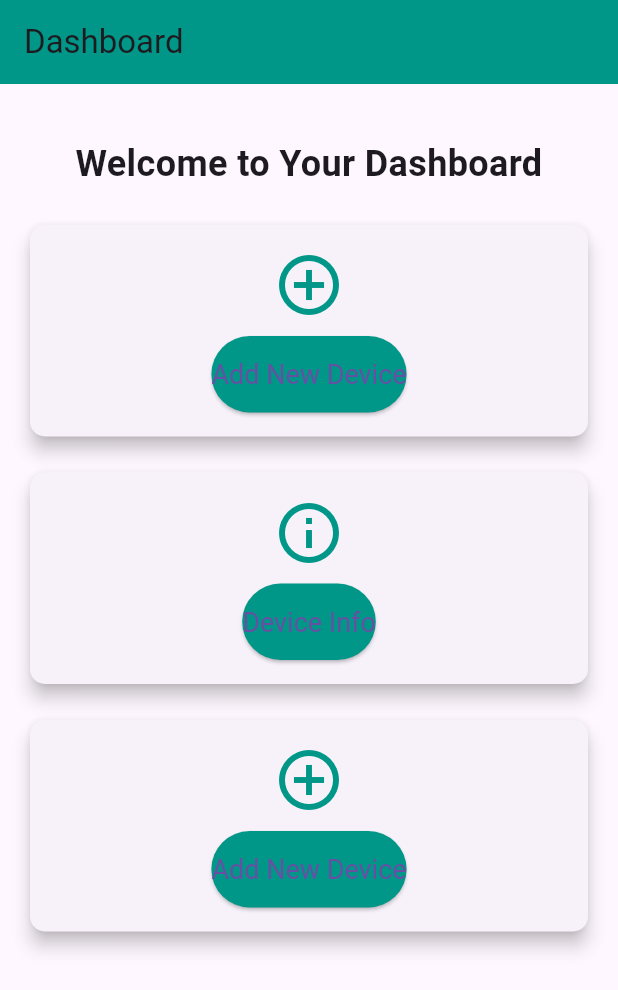
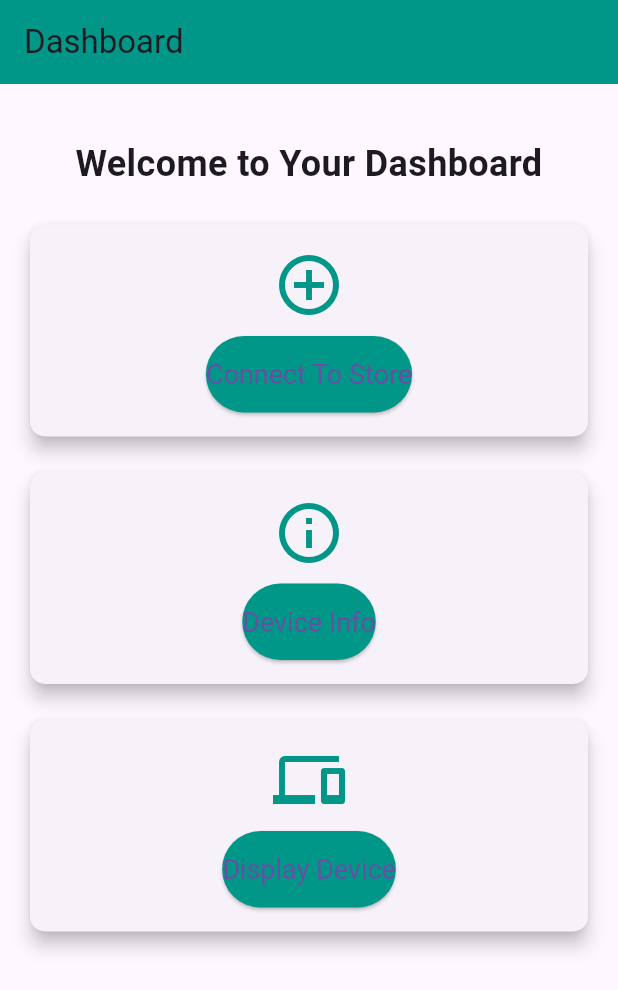
Before and after one commit to sonaincry/Device-Info, a Flutter app: the screen it shows after launch, on a phone screen of 412 x 824 dp. Shown: the top 990 px of the screen. Run offline on Flutter 3.47's test engine with Material 3 defaults, Android fonts, the light colour scheme and no system bars; our stand-ins replace device_info_plus, dio, fl_chart, flutter_screenutil, flutter_secure_storage, permission_handler and 1 more; missing offline and left inert: android_id; network calls fail.

Commit message:
update connect device, show display

```diff
--- a/lib/main.dart
+++ b/lib/main.dart
@@ -25,7 +25,7 @@ class MyApp extends StatelessWidget {
     return ScreenUtilInit(
       designSize: Size(360, 690),
       builder: (context, child) => MaterialApp(
-        home: DashboardScreen(deviceId: 0),
+        home: DashboardScreen(),
       ),
     );
   }
--- /dev/null
+++ b/lib/models/display.dart
@@ -0,0 +1,75 @@
+class Display {
+  final int displayId;
+  final int storeDeviceId;
+  final int? menuId;
+  final int collectionId;
+  final int templateId;
+  final int activeHour;
+  final bool isChanged;
+  final String displayImgPath;
+  final Template template;
+  final bool isDeleted;
+
+  Display({
+    required this.displayId,
+    required this.storeDeviceId,
+    this.menuId,
+    required this.collectionId,
+    required this.templateId,
+    required this.activeHour,
+    required this.isChanged,
+    required this.displayImgPath,
+    required this.template,
+    required this.isDeleted,
+  });
+
+  factory Display.fromJson(Map<String, dynamic> json) {
+    return Display(
+      displayId: json['displayId'],
+      storeDeviceId: json['storeDeviceId'],
+      menuId: json['menuId'],
+      collectionId: json['collectionId'],
+      templateId: json['templateId'],
+      activeHour: json['activeHour'],
+      isChanged: json['isChanged'],
+      displayImgPath: json['displayImgPath'],
+      template: Template.fromJson(json['template']),
+      isDeleted: json['isDeleted'],
+    );
+  }
+}
+
+class Template {
+  final int templateId;
+  final int brandId;
+  final String templateName;
+  final String templateDescription;
+  final int templateWidth;
+  final int templateHeight;
+  final int? templateType;
+  final String templateImgPath;
+
+  Template({
+    required this.templateId,
+    required this.brandId,
+    required this.templateName,
+    required this.templateDescription,
+    required this.templateWidth,
+    required this.templateHeight,
+    required this.templateType,
+    required this.templateImgPath,
+  });
+
+  factory Template.fromJson(Map<String, dynamic> json) {
+    return Template(
+      templateId: json['templateId'],
+      brandId: json['brandId'],
+      templateName: json['templateName'],
+      templateDescription: json['templateDescription'],
+      templateWidth: json['templateWidth'],
+      templateHeight: json['templateHeight'],
+      templateType: json['templateType'],
+      templateImgPath: json['templateImgPath'],
+    );
+  }
+}
--- a/lib/presentation/screens/partners/dashboard.dart
+++ b/lib/presentation/screens/partners/dashboard.dart
@@ -1,82 +1,13 @@
-import 'dart:convert';
-
-import 'package:android_id/android_id.dart';
+import 'package:device_info_application/presentation/screens/shared/device_info_service.dart';
+import 'package:flutter/material.dart';
 import 'package:device_info_application/presentation/screens/device_info.dart';
+import 'package:device_info_application/presentation/screens/store_code_input.dart';
 import 'package:device_info_application/presentation/screens/display_device.dart';
-import 'package:device_info_application/presentation/screens/store_code_input.dart';
-import 'package:device_info_plus/device_info_plus.dart';
-import 'package:flutter/material.dart';
-import 'package:http/http.dart' as http;
-import 'dart:ui' as ui;
 
 class DashboardScreen extends StatelessWidget {
-  int deviceId;
+  final DeviceInfoService deviceInfoService = DeviceInfoService();
 
-  DashboardScreen({super.key, required this.deviceId});
-
-  Future<Map<String, dynamic>> getDeviceInfo(BuildContext context) async {
-    DeviceInfoPlugin deviceInfo = DeviceInfoPlugin();
-    final AndroidId _androidIdPlugin = AndroidId();
-    String deviceName = 'Unknown';
-    String deviceCode = 'Unknown';
-    double screenWidth = 0;
-    double screenHeight = 0;
-
-    try {
-      if (Theme.of(context).platform == TargetPlatform.android) {
-        AndroidDeviceInfo androidInfo = await deviceInfo.androidInfo;
-        String? id = await _androidIdPlugin.getId();
-        deviceName = androidInfo.model ?? 'Unknown';
-        deviceCode = id ?? 'Unknown';
-      } else if (Theme.of(context).platform == TargetPlatform.iOS) {
-        IosDeviceInfo iosInfo = await deviceInfo.iosInfo;
-        deviceName = iosInfo.utsname.machine ?? 'Unknown';
-        deviceCode = iosInfo.identifierForVendor ?? 'Unknown';
-      }
-
-      final window = ui.window;
-      screenWidth = window.physicalSize.width;
-      screenHeight = window.physicalSize.height;
-    } catch (e) {
-      print("Failed to get device info: $e");
-    }
-
-    try {
-      final response = await http
-          .get(
-            Uri.parse(
-                'https://ec2-3-1-81-96.ap-southeast-1.compute.amazonaws.com/api/StoreDevices?searchString=$deviceName&pageNumber=1&pageSize=10'),
-          )
-          .timeout(Duration(seconds: 10));
-
-      if (response.statusCode == 200) {
-        final List<dynamic> responseData = jsonDecode(response.body);
-        if (responseData.isNotEmpty) {
-          deviceId = responseData[0]['storeDeviceId'];
-        }
-      }
-    } catch (e) {
-      _showErrorMessage('Network error: ${e.toString()}', context);
-    }
-    return {
-      'deviceName': deviceName,
-      'deviceCode': deviceCode,
-      'screenWidth': screenWidth,
-      'screenHeight': screenHeight,
-    };
-  }
-
-  void _showErrorMessage(String message, BuildContext context) {
-    ScaffoldMessenger.of(context).showSnackBar(
-      SnackBar(content: Text(message), backgroundColor: Colors.red),
-    );
-  }
-
-  void _showSuccessMessage(String message, BuildContext context) {
-    ScaffoldMessenger.of(context).showSnackBar(
-      SnackBar(content: Text(message), backgroundColor: Colors.green),
-    );
-  }
+  DashboardScreen({Key? key}) : super(key: key);
 
   void _deviceInfo(BuildContext context) {
     Navigator.push(
@@ -92,7 +23,7 @@ class DashboardScreen extends StatelessWidget {
     );
   }
 
-  void _displayScreen(BuildContext context) {
+  void _displayScreen(BuildContext context, int deviceId) {
     Navigator.push(
       context,
       MaterialPageRoute(
@@ -102,6 +33,19 @@ class DashboardScreen extends StatelessWidget {
 
   @override
   Widget build(BuildContext context) {
+    return FutureBuilder<Map<String, dynamic>>(
+      future: deviceInfoService.getDeviceInfo(context),
+      builder: (context, snapshot) {
+        if (snapshot.connectionState == ConnectionState.waiting) {
+          return Scaffold(
+            body: Center(child: CircularProgressIndicator()),
+          );
+        } else if (snapshot.hasError) {
+          return Scaffold(
+            body: Center(child: Text('Error: ${snapshot.error}')),
+          );
+        } else if (snapshot.hasData) {
+          final deviceId = snapshot.data!['deviceId'] as int;
           return Scaffold(
             appBar: AppBar(
               title: Text('Dashboard'),
@@ -113,10 +57,7 @@ class DashboardScreen extends StatelessWidget {
                 mainAxisAlignment: MainAxisAlignment.start,
                 crossAxisAlignment: CrossAxisAlignment.stretch,
                 children: <Widget>[
-            // Add some padding or margin at the top
                   SizedBox(height: 20),
-
-            // Dashboard header
                   Text(
                     'Welcome to Your Dashboard',
                     style: TextStyle(
@@ -126,9 +67,42 @@ class DashboardScreen extends StatelessWidget {
                     textAlign: TextAlign.center,
                   ),
                   SizedBox(height: 20),
+                  _buildCardButton(
+                    icon: Icons.add_circle_outline,
+                    title: 'Connect To Store',
+                    onPressed: () => _addNewDevice(context),
+                  ),
+                  SizedBox(height: 16),
+                  _buildCardButton(
+                    icon: Icons.info_outline,
+                    title: 'Device Info',
+                    onPressed: () => _deviceInfo(context),
+                  ),
+                  SizedBox(height: 16),
+                  _buildCardButton(
+                    icon: Icons.devices,
+                    title: 'Display Device',
+                    onPressed: () => _displayScreen(context, deviceId),
+                  ),
+                ],
+              ),
+            ),
+          );
+        } else {
+          return Scaffold(
+            body: Center(child: Text('No data available')),
+          );
+        }
+      },
+    );
+  }
 
-            // Create a card for each button to make the UI more structured
-            Card(
+  Widget _buildCardButton({
+    required IconData icon,
+    required String title,
+    required VoidCallback onPressed,
+  }) {
+    return Card(
       shape: RoundedRectangleBorder(
         borderRadius: BorderRadius.circular(10),
       ),
@@ -138,81 +112,19 @@ class DashboardScreen extends StatelessWidget {
         child: Column(
           children: [
             Icon(
-                      Icons.add_circle_outline,
+              icon,
               size: 48,
               color: Colors.teal,
             ),
             SizedBox(height: 10),
             ElevatedButton(
-                      onPressed: () => _addNewDevice(context),
+              onPressed: onPressed,
               style: ElevatedButton.styleFrom(
                 backgroundColor: Colors.teal,
                 padding: EdgeInsets.symmetric(vertical: 15),
                 textStyle: TextStyle(fontSize: 18),
               ),
-                      child: Text('Add New Device'),
-                    ),
-                  ],
-                ),
-              ),
-            ),
-            SizedBox(height: 16),
-            Card(
-              shape: RoundedRectangleBorder(
-                borderRadius: BorderRadius.circular(10),
-              ),
-              elevation: 5,
-              child: Padding(
-                padding: const EdgeInsets.all(16.0),
-                child: Column(
-                  children: [
-                    Icon(
-                      Icons.info_outline,
-                      size: 48,
-                      color: Colors.teal,
-                    ),
-                    SizedBox(height: 10),
-                    ElevatedButton(
-                      onPressed: () => _deviceInfo(context),
-                      style: ElevatedButton.styleFrom(
-                        backgroundColor: Colors.teal,
-                        padding: EdgeInsets.symmetric(vertical: 15),
-                        textStyle: TextStyle(fontSize: 18),
-                      ),
-                      child: Text('Device Info'),
-                    ),
-                  ],
-                ),
-              ),
-            ),
-            SizedBox(height: 16),
-            Card(
-              shape: RoundedRectangleBorder(
-                borderRadius: BorderRadius.circular(10),
-              ),
-              elevation: 5,
-              child: Padding(
-                padding: const EdgeInsets.all(16.0),
-                child: Column(
-                  children: [
-                    Icon(
-                      Icons.add_circle_outline,
-                      size: 48,
-                      color: Colors.teal,
-                    ),
-                    SizedBox(height: 10),
-                    ElevatedButton(
-                      onPressed: () => _displayScreen(context),
-                      style: ElevatedButton.styleFrom(
-                        backgroundColor: Colors.teal,
-                        padding: EdgeInsets.symmetric(vertical: 15),
-                        textStyle: TextStyle(fontSize: 18),
-                      ),
-                      child: Text('Add New Device'),
-                    ),
-                  ],
-                ),
-              ),
+              child: Text(title),
             ),
           ],
         ),
--- a/lib/presentation/screens/partners/home_screen.dart
+++ b/lib/presentation/screens/partners/home_screen.dart
@@ -57,7 +57,6 @@ class HomeScreen extends StatelessWidget {
                   ),
                 ],
               ),
-              // Section 4: Manage Buttons
             ],
           ),
         ),
@@ -65,7 +64,6 @@ class HomeScreen extends StatelessWidget {
     );
   }
 
-  // Helper functions to build UI elements
   Widget _buildMetricCard(String title, String value, Color color) {
     return SizedBox(
       width: 170,
@@ -80,7 +78,7 @@ class HomeScreen extends StatelessWidget {
               colors: [
                 color.withOpacity(0.8),
                 color.withOpacity(0.4),
-              ], // Gradient example
+              ],
               begin: Alignment.topLeft,
               end: Alignment.bottomRight,
             ),
```
Also changed, not shown: lib/presentation/screens/display_device.dart (+61 -69 lines), lib/presentation/screens/shared/device_info_service.dart (added, +63 -0 lines), lib/repository/device_display_repository.dart (deleted, +0 -18 lines), lib/repository/display_repository.dart (added, +34 -0 lines), flutter_01.png (deleted). Lines whose indentation alone changed are shown as unchanged.
